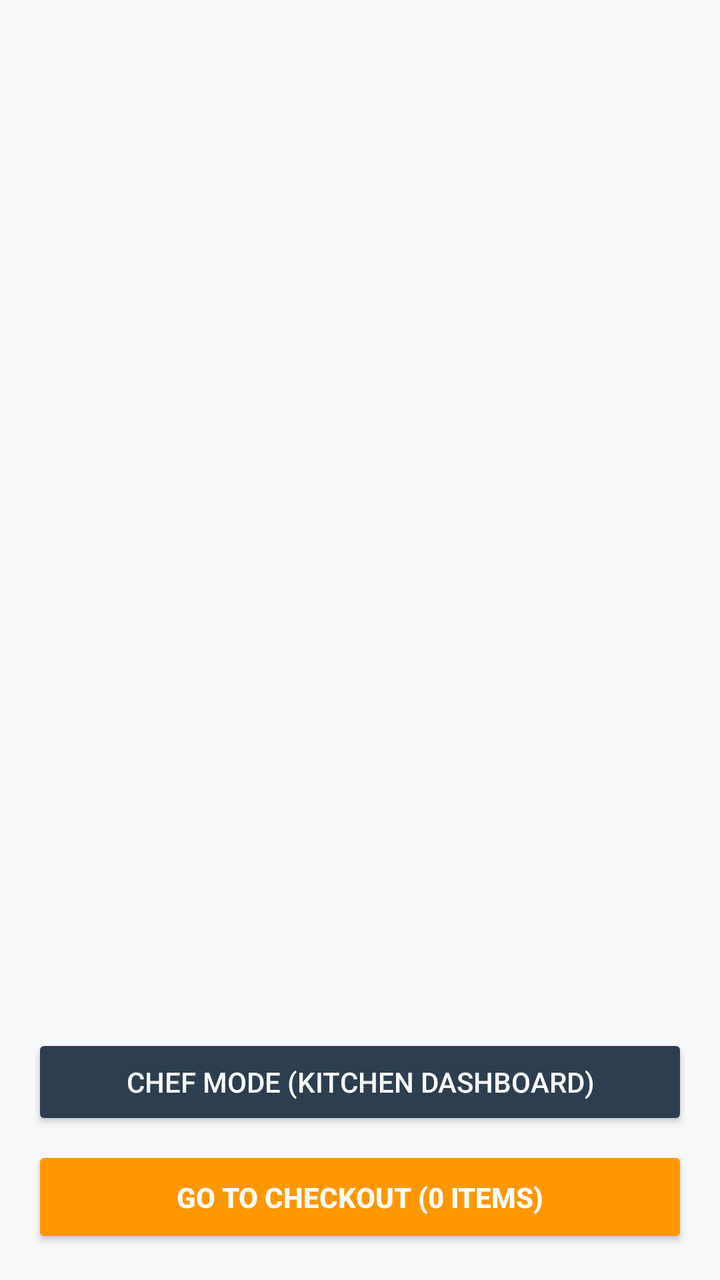
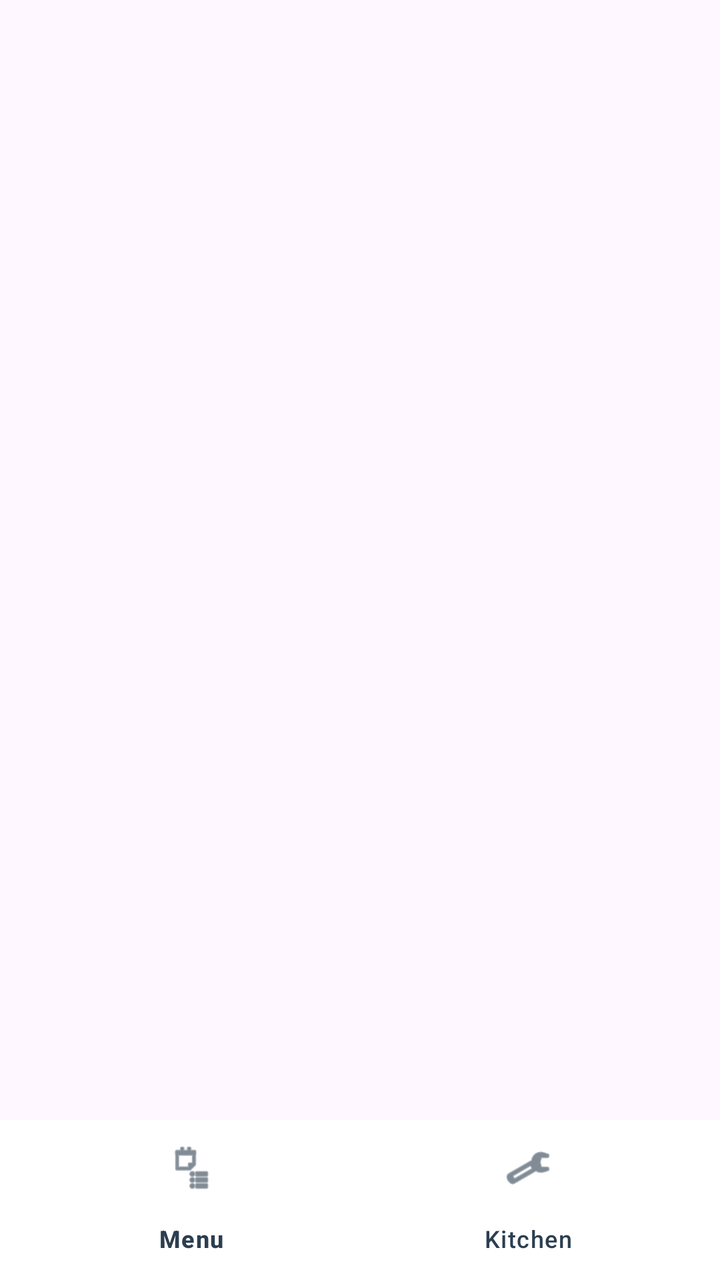

An Android layout rendered at two revisions. The XML below is the earlier revision; the diff shows what the commit changed to produce the second picture.
<!-- AndroidManifest.xml: application theme Theme.FoodOrderApp -->
<!-- res/layout/activity_main.xml -->
<?xml version="1.0" encoding="utf-8"?>
<androidx.constraintlayout.widget.ConstraintLayout xmlns:android="http://schemas.android.com/apk/res/android"
    xmlns:app="http://schemas.android.com/apk/res-auto"
    android:layout_width="match_parent"
    android:layout_height="match_parent"
    android:background="#F8F9FA">

    <androidx.recyclerview.widget.RecyclerView
        android:id="@+id/menuRecyclerView"
        android:layout_width="match_parent"
        android:layout_height="0dp"
        android:padding="8dp"
        android:clipToPadding="false"
        app:layout_constraintTop_toTopOf="parent"
        app:layout_constraintBottom_toTopOf="@id/checkoutButton"
        app:layout_constraintStart_toStartOf="parent"
        app:layout_constraintEnd_toEndOf="parent"/>

    <Button
        android:id="@+id/checkoutButton"
        android:layout_width="match_parent"
        android:layout_height="wrap_content"
        android:layout_margin="16dp"
        android:text="Go to Checkout (0 items)"
        android:backgroundTint="#FF9800"
        android:textColor="#FFFFFF"
        android:textStyle="bold"
        android:padding="16dp"
        app:layout_constraintBottom_toBottomOf="parent" />

    <Button
        android:id="@+id/chefModeButton"
        android:layout_width="match_parent"
        android:layout_height="wrap_content"
        android:layout_marginHorizontal="16dp"
        android:layout_marginBottom="8dp"
        android:text="Chef Mode (Kitchen Dashboard)"
        android:backgroundTint="#2C3E50"
        android:textColor="#FFFFFF"
        app:layout_constraintBottom_toTopOf="@id/checkoutButton" />

</androidx.constraintlayout.widget.ConstraintLayout>
<!-- resources referenced by this layout -->
<resources>
  <style name="Theme.FoodOrderApp" parent="Base.Theme.FoodOrderApp" />
  <style name="Base.Theme.FoodOrderApp" parent="Theme.Material3.DayNight.NoActionBar">
          
          
      </style>
</resources>

<!-- the commit's change to res/layout/activity_main.xml (unified diff, before → after) -->
@@ -1,42 +1,23 @@
 <?xml version="1.0" encoding="utf-8"?>
-<androidx.constraintlayout.widget.ConstraintLayout xmlns:android="http://schemas.android.com/apk/res/android"
+<RelativeLayout xmlns:android="http://schemas.android.com/apk/res/android"
     xmlns:app="http://schemas.android.com/apk/res-auto"
     android:layout_width="match_parent"
-    android:layout_height="match_parent"
-    android:background="#F8F9FA">
+    android:layout_height="match_parent">
 
-    <androidx.recyclerview.widget.RecyclerView
-        android:id="@+id/menuRecyclerView"
+    <FrameLayout
+        android:id="@+id/fragment_container"
         android:layout_width="match_parent"
-        android:layout_height="0dp"
-        android:padding="8dp"
-        android:clipToPadding="false"
-        app:layout_constraintTop_toTopOf="parent"
-        app:layout_constraintBottom_toTopOf="@id/checkoutButton"
-        app:layout_constraintStart_toStartOf="parent"
-        app:layout_constraintEnd_toEndOf="parent"/>
+        android:layout_height="match_parent"
+        android:layout_above="@id/bottom_navigation" />
 
-    <Button
-        android:id="@+id/checkoutButton"
+    <com.google.android.material.bottomnavigation.BottomNavigationView
+        android:id="@+id/bottom_navigation"
         android:layout_width="match_parent"
         android:layout_height="wrap_content"
-        android:layout_margin="16dp"
-        android:text="Go to Checkout (0 items)"
-        android:backgroundTint="#FF9800"
-        android:textColor="#FFFFFF"
-        android:textStyle="bold"
-        android:padding="16dp"
-        app:layout_constraintBottom_toBottomOf="parent" />
+        android:layout_alignParentBottom="true"
+        android:background="#FFFFFF"
+        app:menu="@menu/bottom_nav_menu"
+        app:itemIconTint="#2C3E50"
+        app:itemTextColor="#2C3E50"/>
 
-    <Button
-        android:id="@+id/chefModeButton"
-        android:layout_width="match_parent"
-        android:layout_height="wrap_content"
-        android:layout_marginHorizontal="16dp"
-        android:layout_marginBottom="8dp"
-        android:text="Chef Mode (Kitchen Dashboard)"
-        android:backgroundTint="#2C3E50"
-        android:textColor="#FFFFFF"
-        app:layout_constraintBottom_toTopOf="@id/checkoutButton" />
-
-</androidx.constraintlayout.widget.ConstraintLayout>
+</RelativeLayout>
